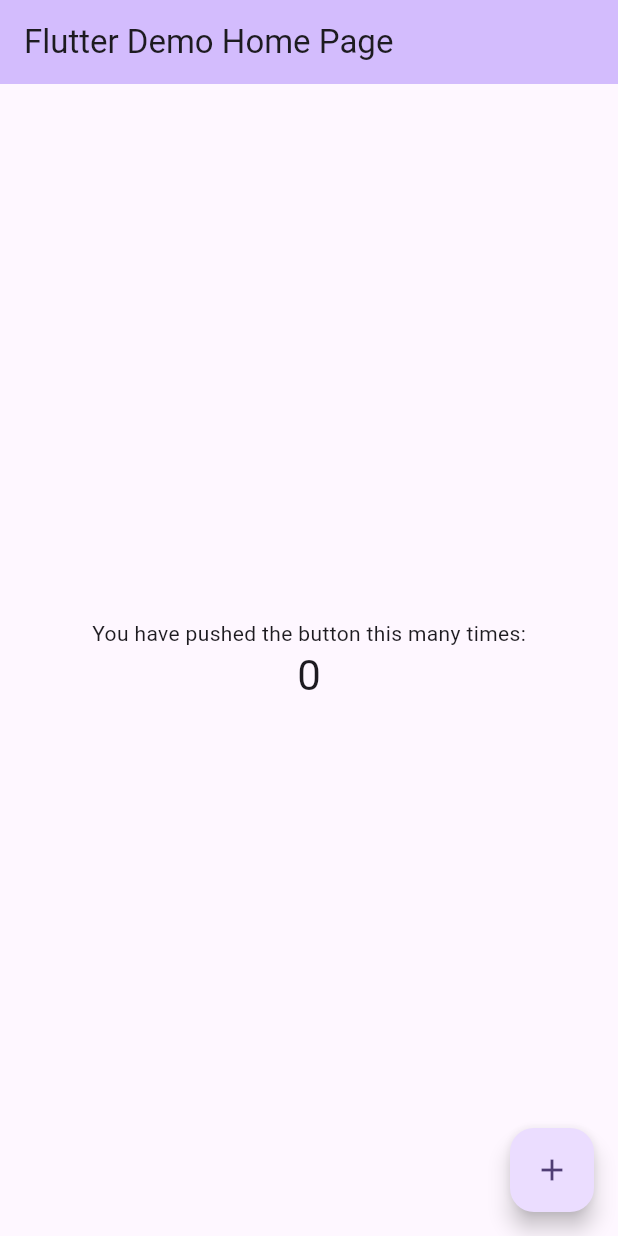
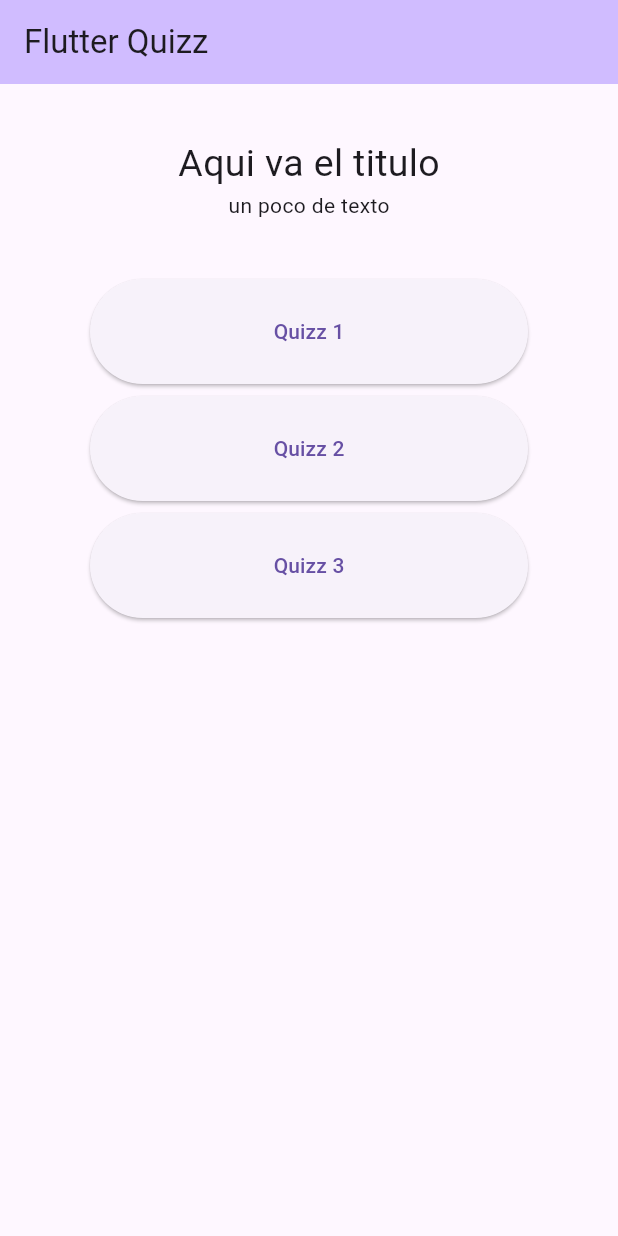
Before and after one commit to cartveroj/flutter_quizz, a Flutter app: the screen it shows after launch, on a phone screen of 412 x 824 dp. Run offline on Flutter 3.47's test engine with Material 3 defaults, Android fonts, the phone set to English and light mode, and no system bars.

Commit message:
main page muestra con estructura correcta

```diff
--- a/quizz_app/lib/main.dart
+++ b/quizz_app/lib/main.dart
@@ -1,4 +1,6 @@
 import 'package:flutter/material.dart';
+import './pages/home.dart';
+import 'package:provider/provider.dart';
 
 void main() {
   runApp(const MyApp());
@@ -11,60 +13,14 @@ class MyApp extends StatelessWidget {
   @override
   Widget build(BuildContext context) {
     return MaterialApp(
-      title: 'Flutter Demo',
+      /* title: 'Quizz game',
       theme: ThemeData(
         colorScheme: ColorScheme.fromSeed(seedColor: Colors.deepPurple),
         useMaterial3: true,
-      ),
-      home: const MyHomePage(title: 'Flutter Demo Home Page'),
+      ), */
+      // eliminar el banner de debug
+      debugShowCheckedModeBanner: false,
+      home: MyHomePage(title: 'Flutter Quizz'), //el title se puede quitar
     );
   }
 }
-
-class MyHomePage extends StatefulWidget {
-  const MyHomePage({super.key, required this.title});
-
-  final String title;
-
-  @override
-  State<MyHomePage> createState() => _MyHomePageState();
-}
-
-class _MyHomePageState extends State<MyHomePage> {
-  int _counter = 0;
-
-  void _incrementCounter() {
-    setState(() {
-      _counter++;
-    });
-  }
-
-  @override
-  Widget build(BuildContext context) {
-    return Scaffold(
-      appBar: AppBar(
-        backgroundColor: Theme.of(context).colorScheme.inversePrimary,
-        title: Text(widget.title),
-      ),
-      body: Center(
-        child: Column(
-          mainAxisAlignment: MainAxisAlignment.center,
-          children: <Widget>[
-            const Text(
-              'You have pushed the button this many times:',
-            ),
-            Text(
-              '$_counter',
-              style: Theme.of(context).textTheme.headlineMedium,
-            ),
-          ],
-        ),
-      ),
-      floatingActionButton: FloatingActionButton(
-        onPressed: _incrementCounter,
-        tooltip: 'Increment',
-        child: const Icon(Icons.add),
-      ),
-    );
-  }
-}
--- a/quizz_app/lib/pages/home.dart
+++ b/quizz_app/lib/pages/home.dart
@@ -0,0 +1,70 @@
+import 'package:flutter/material.dart';
+
+//usamos Stateful y createState por si se quiere añadir elementos
+class MyHomePage extends StatefulWidget {
+  const MyHomePage({super.key, required this.title});
+
+  final String title; //esto se puede quitar
+
+  @override
+  State<MyHomePage> createState() => _MyHomePageState();
+}
+
+class _MyHomePageState extends State<MyHomePage> {
+  //elementos que se muestran en el expanded
+  List<String> item = ['Quizz 1', 'Quizz 2', 'Quizz 3'];
+
+  @override
+  Widget build(BuildContext context) {
+    return Scaffold(
+      appBar: AppBar(
+        backgroundColor: Theme.of(context).colorScheme.inversePrimary,
+        title: Text(widget.title),
+      ),
+      body: Center(
+        child: Column(
+          //mainAxisAlignment: MainAxisAlignment.center,
+          children: <Widget>[
+            Padding(
+                padding: EdgeInsets.all(35.0),
+                child: Column(
+                    crossAxisAlignment: CrossAxisAlignment.center,
+                    children: const <Widget>[
+                      Text(
+                        'Aqui va el titulo',
+                        style: TextStyle(fontSize: 25),
+                      ),
+                      Text(
+                        'un poco de texto',
+                        style: TextStyle(fontSize: 14),
+                      )
+                    ])),
+            Expanded(
+                child: Center(
+                    child: ListView.builder(
+                        itemCount: item.length,
+                        itemBuilder: (context, index) {
+                          //elementos
+                          return //ListTile(title: Text(item[index]));
+                              Padding(
+                                  padding: const EdgeInsets.symmetric(
+                                      vertical: 4.0, horizontal: 60.0),
+                                  child: SizedBox(
+                                    width: 100,
+                                    height: 70,
+                                    child: ElevatedButton(
+                                      onPressed: () {
+                                        // Aquí puedes definir lo que sucede cuando el botón es presionado
+                                        print(
+                                            'Botón ${item[index]} presionado');
+                                      },
+                                      child: Text(item[index]),
+                                    ),
+                                  ));
+                        })))
+          ],
+        ),
+      ),
+    );
+  }
+}
--- a/quizz_app/pubspec.yaml
+++ b/quizz_app/pubspec.yaml
@@ -35,6 +35,7 @@ dependencies:
   # The following adds the Cupertino Icons font to your application.
   # Use with the CupertinoIcons class for iOS style icons.
   cupertino_icons: ^1.0.2
+  provider: ^6.1.2
 
 dev_dependencies:
   flutter_test:
```
Also changed, not shown: quizz_app/pubspec.lock.
